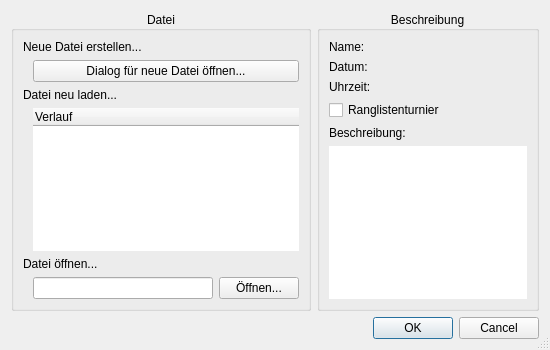
MrApe/OpenCompetition, file ui/opendialog.ui: the form before one commit.
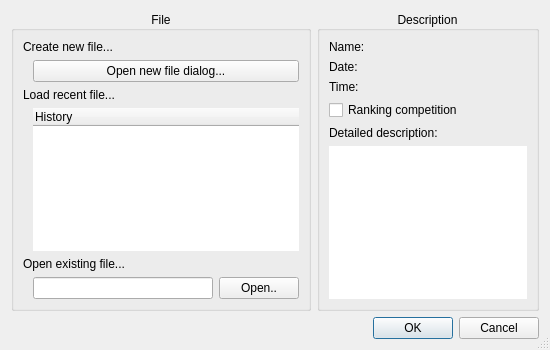
The form after the commit.

```diff
--- a/ui/opendialog.ui
+++ b/ui/opendialog.ui
@@ -40,7 +40,7 @@
         </size>
        </property>
        <property name="title">
-        <string>Datei</string>
+        <string>File</string>
        </property>
        <property name="alignment">
         <set>Qt::AlignCenter</set>
@@ -49,7 +49,7 @@
         <item>
          <widget class="QLabel" name="label_3">
           <property name="text">
-           <string>Neue Datei erstellen...</string>
+           <string>Create new file...</string>
           </property>
          </widget>
         </item>
@@ -80,7 +80,7 @@
              </size>
             </property>
             <property name="text">
-             <string>Dialog für neue Datei öffnen...</string>
+             <string>Open new file dialog...</string>
             </property>
            </widget>
           </item>
@@ -89,7 +89,7 @@
         <item>
          <widget class="QLabel" name="label_2">
           <property name="text">
-           <string>Datei neu laden...</string>
+           <string>Load recent file...</string>
           </property>
          </widget>
         </item>
@@ -130,7 +130,7 @@
             </attribute>
             <column>
              <property name="text">
-              <string>Verlauf</string>
+              <string>History</string>
              </property>
             </column>
            </widget>
@@ -146,7 +146,7 @@
            </size>
           </property>
           <property name="text">
-           <string>Datei öffnen...</string>
+           <string>Open existing file...</string>
           </property>
          </widget>
         </item>
@@ -174,7 +174,7 @@
           <item>
            <widget class="QPushButton" name="openBtn">
             <property name="text">
-             <string>Öffnen...</string>
+             <string>Open..</string>
             </property>
            </widget>
           </item>
@@ -192,7 +192,7 @@
         </size>
        </property>
        <property name="title">
-        <string>Beschreibung</string>
+        <string>Description</string>
        </property>
        <property name="alignment">
         <set>Qt::AlignCenter</set>
@@ -245,7 +245,7 @@
              </size>
             </property>
             <property name="text">
-             <string>Datum:</string>
+             <string>Date:</string>
             </property>
            </widget>
           </item>
@@ -275,7 +275,7 @@
              </size>
             </property>
             <property name="text">
-             <string>Uhrzeit:</string>
+             <string>Time:</string>
             </property>
            </widget>
           </item>
@@ -300,7 +300,7 @@
            <bool>true</bool>
           </property>
           <property name="text">
-           <string>Ranglistenturnier</string>
+           <string>Ranking competition</string>
           </property>
           <property name="checkable">
            <bool>true</bool>
@@ -321,7 +321,7 @@
              </size>
             </property>
             <property name="text">
-             <string>Beschreibung:</string>
+             <string>Detailed description:</string>
             </property>
            </widget>
           </item>
```
Left out of the diff: 2 changed lines with no effect on the pictures.
